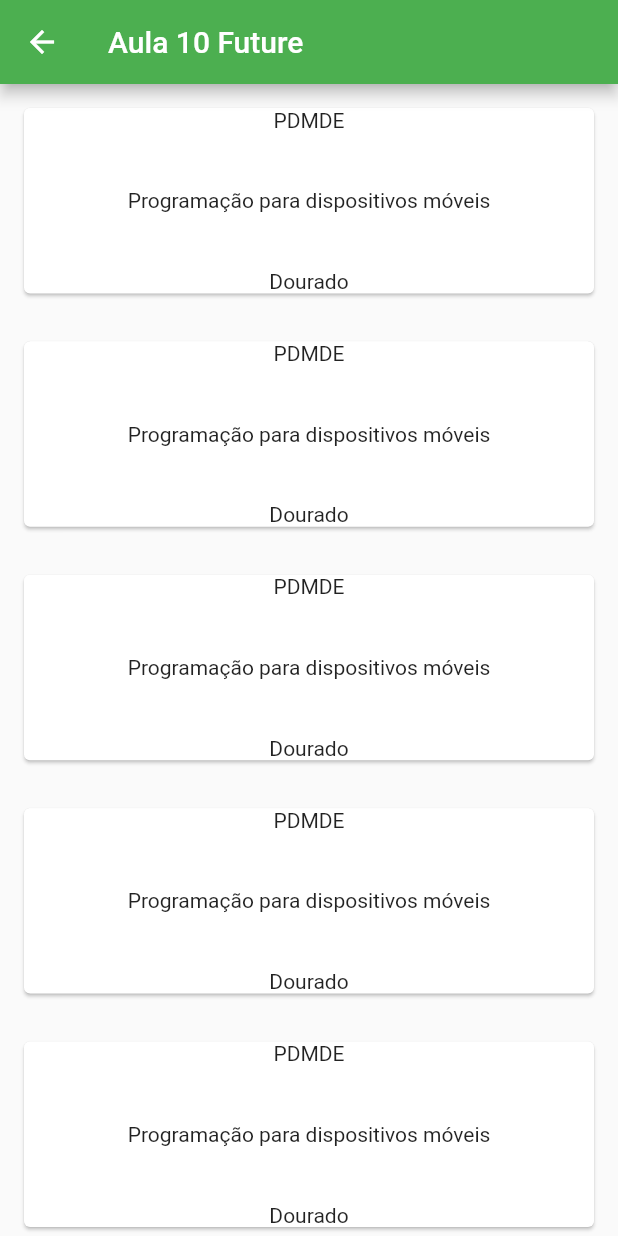
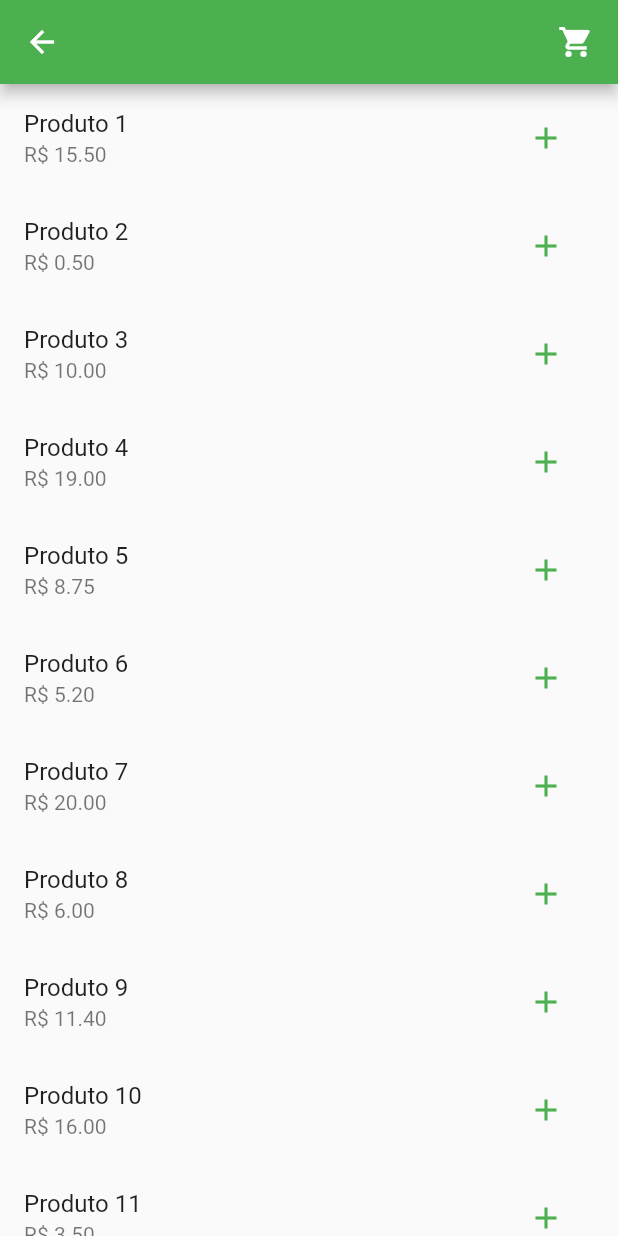
Before and after one commit to PatrineGrabovski/projeto_principal, a Flutter app: the screen it shows after launch, on a phone screen of 412 x 824 dp. Run offline on Flutter 3.47's test engine with Material 2 defaults, Android fonts, the phone set to English and light mode, and no system bars.

Commit message:
Aula12
Carrinho de compras

```diff
--- a/lib/aula08/aula08.dart
+++ b/lib/aula08/aula08.dart
@@ -1,10 +1,7 @@
 import 'package:collection/collection.dart';
 import 'package:flutter/material.dart';
-import 'package:flutter/src/widgets/framework.dart';
-import 'package:flutter/src/widgets/placeholder.dart';
 import 'package:projeto_principal/aula08/widgets/login_text_field.dart';
 import 'package:projeto_principal/aula08/widgets/tipo_login.dart';
-import 'package:projeto_principal/aula09/aula09.dart';
 
 import 'classes/login_details.dart';
 
--- a/lib/aula09/aula09.dart
+++ b/lib/aula09/aula09.dart
@@ -1,7 +1,4 @@
 import 'package:flutter/material.dart';
-import 'package:flutter/src/widgets/framework.dart';
-import 'package:flutter/src/widgets/placeholder.dart';
-import 'package:projeto_principal/aula08/aula08.dart';
 import 'package:projeto_principal/aula09/view/aula09_dashboard.dart';
 import 'package:projeto_principal/aula09/view/aula09_disciplinas.dart';
 
--- a/lib/aula10/aula10.dart
+++ b/lib/aula10/aula10.dart
@@ -1,6 +1,4 @@
 import 'package:flutter/material.dart';
-import 'package:flutter/src/widgets/framework.dart';
-import 'package:flutter/src/widgets/placeholder.dart';
 
 class Aula10 extends StatefulWidget {
   const Aula10({super.key});
--- a/lib/aula10/view/aula10_future.dart
+++ b/lib/aula10/view/aula10_future.dart
@@ -1,6 +1,4 @@
 import 'package:flutter/material.dart';
-import 'package:flutter/src/widgets/framework.dart';
-import 'package:flutter/src/widgets/placeholder.dart';
 import 'package:projeto_principal/aula09/widgets/disciplina_card.dart';
 import 'package:projeto_principal/aula10/widgets/carregando_widget.dart';
 
--- a/lib/aula10/widgets/carregando_widget.dart
+++ b/lib/aula10/widgets/carregando_widget.dart
@@ -1,6 +1,4 @@
 import 'package:flutter/material.dart';
-import 'package:flutter/src/widgets/framework.dart';
-import 'package:flutter/src/widgets/placeholder.dart';
 
 class CarregandoWidget extends StatelessWidget {
   const CarregandoWidget({super.key});
--- /dev/null
+++ b/lib/aula12/model/carrinho_model.dart
@@ -0,0 +1,31 @@
+import 'dart:collection';
+
+import 'package:flutter/material.dart';
+import 'package:projeto_principal/aula12/model/produto.dart';
+
+class CarrinhoModel extends ChangeNotifier {
+  final List<Produto> _lista = [];
+
+  UnmodifiableListView<Produto> get produtos => UnmodifiableListView(_lista);
+
+  int get numProdutos => _lista.length;
+
+  double get vlTotal {
+    //exercício
+    return 0;
+  }
+
+  void adicionar(Produto p) {
+    _lista.add(p);
+    notifyListeners();
+  }
+
+  void remover(Produto p) {
+    _lista.remove(p);
+    notifyListeners();
+  }
+
+  bool adicionado(Produto p) {
+    return _lista.any((produto) => produto.id == p.id);
+  }
+}
--- /dev/null
+++ b/lib/aula12/model/produto.dart
@@ -0,0 +1,28 @@
+class Produto {
+  late int id;
+  late String nome;
+  late double preco;
+
+  Produto({
+    required this.id,
+    required this.nome,
+    required this.preco,
+  });
+
+  static List<Produto> gerarLista() {
+    return [
+      Produto(id: 1, nome: "Produto 1", preco: 15.50),
+      Produto(id: 2, nome: "Produto 2", preco: 0.50),
+      Produto(id: 3, nome: "Produto 3", preco: 10),
+      Produto(id: 4, nome: "Produto 4", preco: 19),
+      Produto(id: 5, nome: "Produto 5", preco: 8.75),
+      Produto(id: 6, nome: "Produto 6", preco: 5.20),
+      Produto(id: 7, nome: "Produto 7", preco: 20),
+      Produto(id: 8, nome: "Produto 8", preco: 6),
+      Produto(id: 9, nome: "Produto 9", preco: 11.40),
+      Produto(id: 10, nome: "Produto 10", preco: 16),
+      Produto(id: 11, nome: "Produto 11", preco: 3.50),
+      Produto(id: 12, nome: "Produto 12", preco: 1.30),
+    ];
+  }
+}
--- /dev/null
+++ b/lib/aula12/view/cardapio_view.dart
@@ -0,0 +1,59 @@
+import 'package:flutter/material.dart';
+import 'package:projeto_principal/aula12/model/carrinho_model.dart';
+import 'package:provider/provider.dart';
+import '../model/produto.dart';
+
+class CardapioView extends StatelessWidget {
+  const CardapioView({super.key});
+
+  @override
+  Widget build(BuildContext context) {
+    final List<Produto> produtos = Produto.gerarLista();
+    var carrinho = context.watch<CarrinhoModel>();
+
+    return Scaffold(
+      appBar: AppBar(
+        actions: [
+          Padding(
+            padding: const EdgeInsets.all(16),
+            child: InkWell(
+              onTap: () {
+                if (carrinho.numProdutos > 0) {
+                  Navigator.of(context).pushNamed('/pedido');
+                }
+              },
+              child: Badge(
+                label: Text('${carrinho.numProdutos}'),
+                isLabelVisible: carrinho.numProdutos > 0,
+                child: const Icon(Icons.shopping_cart),
+              ),
+            ),
+          )
+        ],
+      ),
+      body: ListView.builder(
+          itemCount: produtos.length,
+          itemBuilder: ((context, index) {
+            return ListTile(
+              title: Text(produtos[index].nome),
+              subtitle: Text('R\$ ${produtos[index].preco.toStringAsFixed(2)}'),
+              trailing: Padding(
+                padding: const EdgeInsets.all(8),
+                child: carrinho.adicionado(produtos[index])
+                    ? IconButton(
+                        onPressed: () {}, icon: const Icon(Icons.check))
+                    : IconButton(
+                        onPressed: () {
+                          carrinho.adicionar(produtos[index]);
+                        },
+                        icon: const Icon(
+                          Icons.add,
+                          color: Colors.green,
+                        ),
+                      ),
+              ),
+            );
+          })),
+    );
+  }
+}
--- a/lib/main.dart
+++ b/lib/main.dart
@@ -2,13 +2,20 @@ import 'package:flutter/material.dart';
 import 'package:projeto_principal/aula08/aula08.dart';
 import 'package:projeto_principal/aula10/aula10.dart';
 import 'package:projeto_principal/aula10/view/aula10_future.dart';
+import 'package:projeto_principal/aula12/model/carrinho_model.dart';
+import 'package:projeto_principal/aula12/view/cardapio_view.dart';
+import 'package:projeto_principal/aula12/view/pedido.view.dart';
+import 'package:provider/provider.dart';
 
 import 'aula09/aula09.dart';
 import 'aula09/view/aula09_dashboard.dart';
 import 'aula09/view/aula09_disciplinas.dart';
 
 void main() {
-  runApp(const MyApp());
+  runApp(ChangeNotifierProvider(
+    create: (context) => CarrinhoModel(),
+    child: const MyApp(),
+  ));
 }
 
 class MyApp extends StatelessWidget {
@@ -22,7 +29,7 @@ class MyApp extends StatelessWidget {
       theme: ThemeData(
         primarySwatch: Colors.green,
       ),
-      initialRoute: '/aula10_future',
+      initialRoute: '/cardapio',
       routes: {
         '/': (context) => const Aula08(),
         '/aula09': (context) => const Aula09(),
@@ -30,6 +37,8 @@ class MyApp extends StatelessWidget {
         '/aula09_disciplinas': (context) => const Aula09Disciplinas(),
         '/aula10': (context) => const Aula10(),
         '/aula10_future': (context) => const Aula10Future(),
+        '/cardapio': (context) => const CardapioView(),
+        '/pedido': (context) => const PedidoView(),
       },
     );
   }
--- a/pubspec.yaml
+++ b/pubspec.yaml
@@ -14,6 +14,8 @@ dependencies:
 
   collection: 1.17.0
   cupertino_icons: ^1.0.2
+  badges: ^3.1.1
+  provider: ^6.0.5
 
 
 dev_dependencies:
```
Also changed, not shown: lib/aula12/view/pedido.view.dart (added, +41 -0 lines), pubspec.lock.
